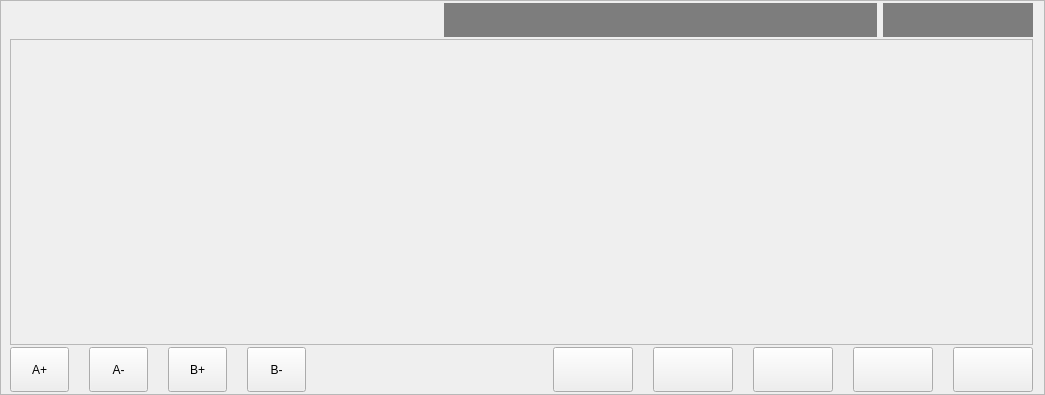
Before: the Qt Designer form hcmanualoperation/ichcmanualoperationpageframe.ui in dongdong-2009/3-5AxisRobot, drawn with Qt 5.
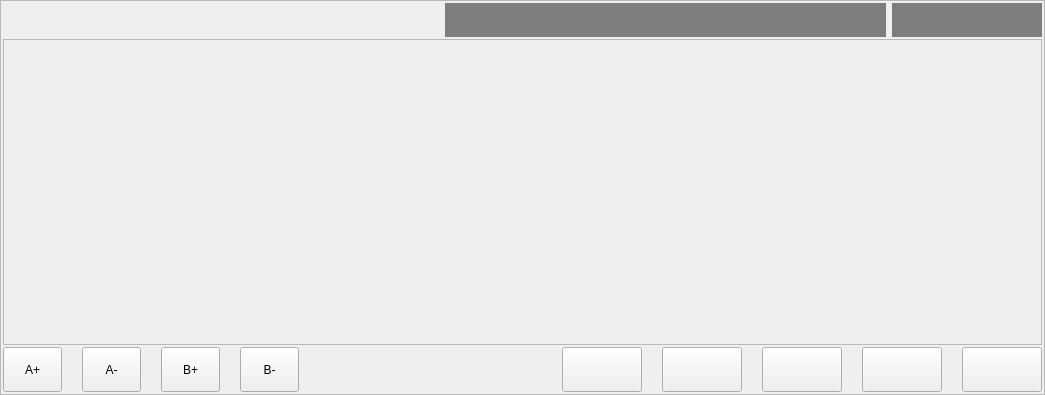
After: the same form once the commit is applied.

```diff
--- a/hcmanualoperation/ichcmanualoperationpageframe.ui
+++ b/hcmanualoperation/ichcmanualoperationpageframe.ui
@@ -24,11 +24,14 @@
     <number>2</number>
    </property>
    <property name="leftMargin">
-    <number>9</number>
+    <number>2</number>
    </property>
    <property name="topMargin">
     <number>2</number>
    </property>
+   <property name="rightMargin">
+    <number>2</number>
+   </property>
    <property name="bottomMargin">
     <number>2</number>
    </property>
```
